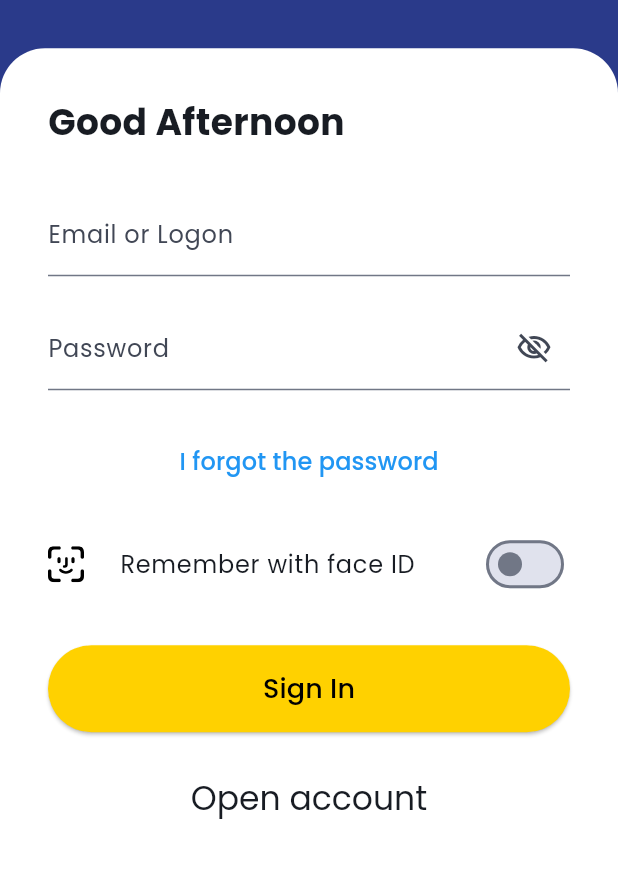
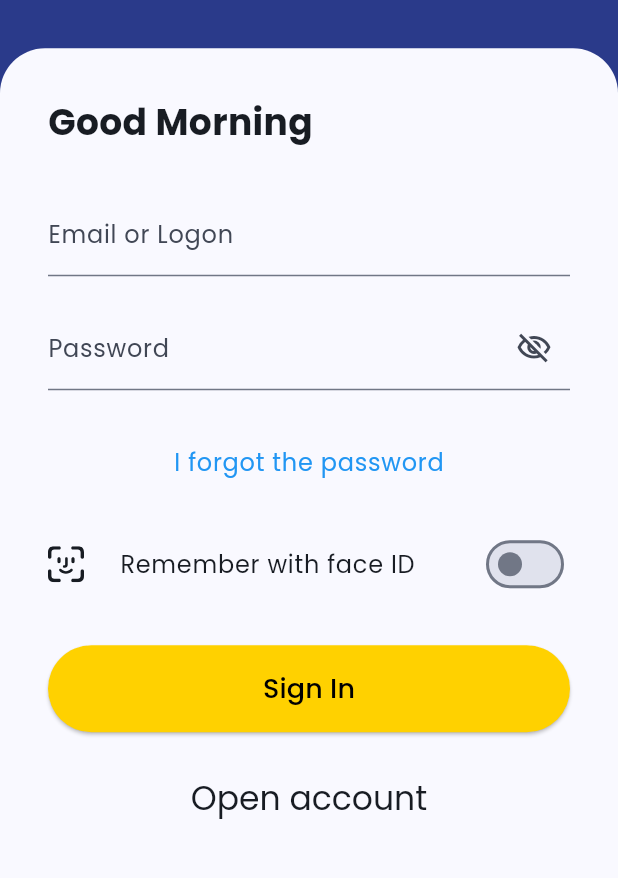
Before and after one commit to andreyobsidiam/bluebank_app, a Flutter app: the LoginPage screen opened by its route, on a phone screen of 412 x 824 dp, the part 199-1077 px from its top. Run offline on Flutter 3.47's test engine with Material 3 defaults, Android fonts, the light colour scheme and no system bars; our stand-ins replace dio, equatable, flutter_bloc, flutter_dotenv, flutter_svg, freezed_annotation and 9 more; accounts and stored records are empty; generated files the repository leaves out were written again; statements that could not run were skipped.

Commit message:
feat: Add Deno support and OTP functionality
- Introduced Deno configuration in VSCode with recommended extensions and settings.
- Created TimeOfDayHelper class for greeting messages based on the time of day.
- Enhanced AppRouter to handle OTP validation with additional redirect URL.
- Updated AuthRemoteDataSource to use Supabase functions for sending OTP instead of direct API calls.
- Implemented localization for greeting messages in English and Spanish.
- Refactored login and OTP validation pages to improve UI and UX, including responsive design.
- Added CORS support for Supabase functions and structured the send-otp function to send OTP emails.
- Updated tests for AuthRemoteDataSource to reflect changes in OTP sending logic.

```diff
--- /dev/null
+++ b/lib/src/core/common/utils/time.dart
@@ -0,0 +1,11 @@
+class TimeOfDayHelper {
+  static String getPeriod(DateTime time) {
+    final hour = time.hour;
+
+    return switch (hour) {
+      (>= 6 && < 12) => 'morning',
+      (>= 12 && < 18) => 'afternoon',
+      _ => 'evening',
+    };
+  }
+}
--- a/lib/src/core/l10n/arb/app_en.arb
+++ b/lib/src/core/l10n/arb/app_en.arb
@@ -4,7 +4,9 @@
     "emailHint": "Email",
     "emailOrLogon": "Email or Logon",
     "passwordHint": "Password",
+    "goodMorning": "Good Morning",
     "goodAfternoon": "Good Afternoon",
+    "goodEvening": "Good Evening",
     "forgotPassword": "I forgot the password",
     "rememberWithFaceId": "Remember with face ID",
     "signIn": "Sign In",
--- a/lib/src/core/l10n/arb/app_es.arb
+++ b/lib/src/core/l10n/arb/app_es.arb
@@ -4,7 +4,9 @@
     "emailHint": "Correo Electrónico",
     "emailOrLogon": "Correo Electrónico o Logon",
     "passwordHint": "Contraseña",
+    "goodMorning": "Buenos Días",
     "goodAfternoon": "Buenas Tardes",
+    "goodEvening": "Buenas Noches",
     "forgotPassword": "Olvidé la contraseña",
     "rememberWithFaceId": "Recordar con Face ID",
     "signIn": "Iniciar Sesión",
--- a/lib/src/core/l10n/arb/app_localizations.dart
+++ b/lib/src/core/l10n/arb/app_localizations.dart
@@ -122,11 +122,23 @@ abstract class AppLocalizations {
   /// **'Password'**
   String get passwordHint;
 
+  /// No description provided for @goodMorning.
+  ///
+  /// In en, this message translates to:
+  /// **'Good Morning'**
+  String get goodMorning;
+
   /// No description provided for @goodAfternoon.
   ///
   /// In en, this message translates to:
   /// **'Good Afternoon'**
   String get goodAfternoon;
+
+  /// No description provided for @goodEvening.
+  ///
+  /// In en, this message translates to:
+  /// **'Good Evening'**
+  String get goodEvening;
 
   /// No description provided for @forgotPassword.
   ///
--- a/lib/src/core/l10n/arb/app_localizations_en.dart
+++ b/lib/src/core/l10n/arb/app_localizations_en.dart
@@ -21,7 +21,13 @@ class AppLocalizationsEn extends AppLocalizations {
   String get passwordHint => 'Password';
 
   @override
+  String get goodMorning => 'Good Morning';
+
+  @override
   String get goodAfternoon => 'Good Afternoon';
+
+  @override
+  String get goodEvening => 'Good Evening';
 
   @override
   String get forgotPassword => 'I forgot the password';
--- a/lib/src/core/l10n/arb/app_localizations_es.dart
+++ b/lib/src/core/l10n/arb/app_localizations_es.dart
@@ -21,7 +21,13 @@ class AppLocalizationsEs extends AppLocalizations {
   String get passwordHint => 'Contraseña';
 
   @override
+  String get goodMorning => 'Buenos Días';
+
+  @override
   String get goodAfternoon => 'Buenas Tardes';
+
+  @override
+  String get goodEvening => 'Buenas Noches';
 
   @override
   String get forgotPassword => 'Olvidé la contraseña';
--- a/lib/src/features/auth/presentation/pages/login_page.dart
+++ b/lib/src/features/auth/presentation/pages/login_page.dart
@@ -1,7 +1,10 @@
 import 'package:bluebank_app/gen/assets.gen.dart';
+import 'package:bluebank_app/src/core/common/utils/context_extensions.dart';
+import 'package:bluebank_app/src/core/common/utils/time.dart';
 import 'package:bluebank_app/src/core/di/injector.dart';
 import 'package:bluebank_app/src/core/l10n/arb/app_localizations.dart';
 import 'package:bluebank_app/src/ds/atom/box.dart';
+import 'package:bluebank_app/src/ds/ds.dart';
 import 'package:bluebank_app/src/features/auth/presentation/bloc/auth_bloc.dart';
 import 'package:bluebank_app/src/features/auth/presentation/bloc/auth_event.dart';
 import 'package:bluebank_app/src/features/auth/presentation/bloc/auth_state.dart';
@@ -39,9 +42,15 @@ class _LoginPageState extends State<LoginPage> {
           state.whenOrNull(
             authenticated: (user) {
               if (kIsWeb) {
-                context.go('/otp-validation', extra: _emailController.text);
+                context.go(
+                  '/otp-validation',
+                  extra: [_emailController.text, '/'],
+                );
               } else {
-                context.push('/otp-validation', extra: _emailController.text);
+                context.push(
+                  '/otp-validation',
+                  extra: [_emailController.text, '/'],
+                );
               }
             },
             error: (message) {
@@ -117,8 +126,8 @@ class _LoginPageState extends State<LoginPage> {
             Expanded(
               flex: 8,
               child: Container(
-                decoration: const BoxDecoration(
-                  color: Colors.white,
+                decoration: BoxDecoration(
+                  color: context.colors.surface,
                   borderRadius: BorderRadius.only(
                     topLeft: Radius.circular(30),
                     topRight: Radius.circular(30),
@@ -169,6 +178,13 @@ class _LoginForm extends StatelessWidget {
   @override
   Widget build(BuildContext context) {
     final l10n = AppLocalizations.of(context)!;
+    final greeting = switch (TimeOfDayHelper.getPeriod(DateTime.now())) {
+      'morning' => l10n.goodMorning,
+      'afternoon' => l10n.goodAfternoon,
+      'evening' => l10n.goodEvening,
+      _ => l10n.goodAfternoon,
+    };
+
     return SingleChildScrollView(
       padding: const EdgeInsets.all(32.0),
       child: Column(
@@ -176,7 +192,7 @@ class _LoginForm extends StatelessWidget {
         crossAxisAlignment: CrossAxisAlignment.stretch,
         children: [
           Text(
-            l10n.goodAfternoon,
+            greeting,
             style: const TextStyle(fontSize: 24, fontWeight: FontWeight.bold),
           ),
           const SizedBox(height: 30),
@@ -216,7 +232,10 @@ class _LoginForm extends StatelessWidget {
               },
               child: Text(
                 l10n.forgotPassword,
-                style: const TextStyle(color: Colors.blue, fontSize: 16),
+                style: context.textTheme.bodyLarge?.copyWith(
+                  color: Colors.blue,
+                  fontSize: 16,
+                ),
               ),
             ),
           ),
@@ -226,7 +245,14 @@ class _LoginForm extends StatelessWidget {
             children: [
               Row(
                 children: [
-                  Assets.svg.faceId.svg(width: 24, height: 24),
+                  Assets.svg.faceId.svg(
+                    width: 24,
+                    height: 24,
+                    colorFilter: ColorFilter.mode(
+                      context.colors.onSurface,
+                      BlendMode.srcIn,
+                    ),
+                  ),
                   DsBox.hlg,
                   Text(
                     l10n.rememberWithFaceId,
```
Also changed, not shown: lib/src/core/config/router/app_router.dart (+13 -2 lines), lib/src/features/auth/data/datasources/auth_remote_data_source.dart (+18 -28 lines), lib/src/features/auth/presentation/pages/otp_validation_page.dart (+108 -34 lines), lib/src/core/di/injector.config.dart, 7 other files.
